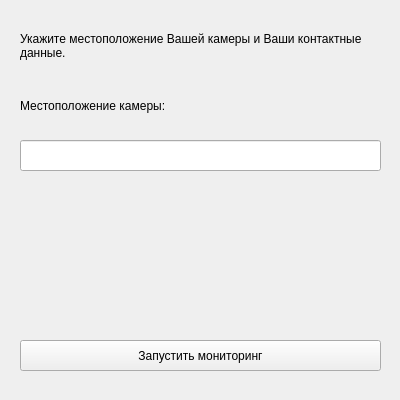
Qt form UI/settings_window.ui (wauping/SOWA) before a commit.
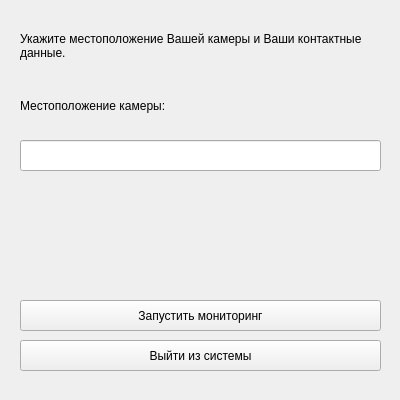
The same form after that commit. Icons and pictures are not drawn.

Diff of the .ui file:
```diff
--- a/UI/settings_window.ui
+++ b/UI/settings_window.ui
@@ -74,7 +74,7 @@
     <property name="geometry">
      <rect>
       <x>20</x>
-      <y>340</y>
+      <y>300</y>
       <width>361</width>
       <height>31</height>
      </rect>
@@ -83,6 +83,19 @@
      <string>Запустить мониторинг</string>
     </property>
    </widget>
+   <widget class="QPushButton" name="return_button">
+    <property name="geometry">
+     <rect>
+      <x>20</x>
+      <y>340</y>
+      <width>361</width>
+      <height>31</height>
+     </rect>
+    </property>
+    <property name="text">
+     <string>Выйти из системы</string>
+    </property>
+   </widget>
   </widget>
  </widget>
  <resources/>
```
